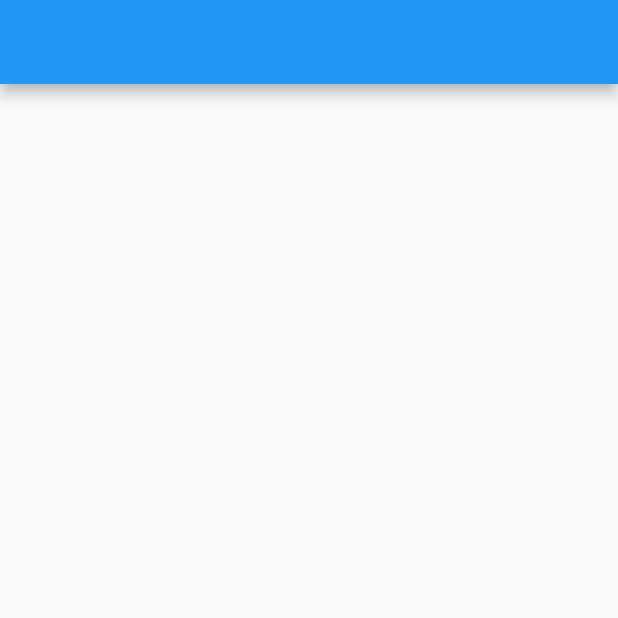
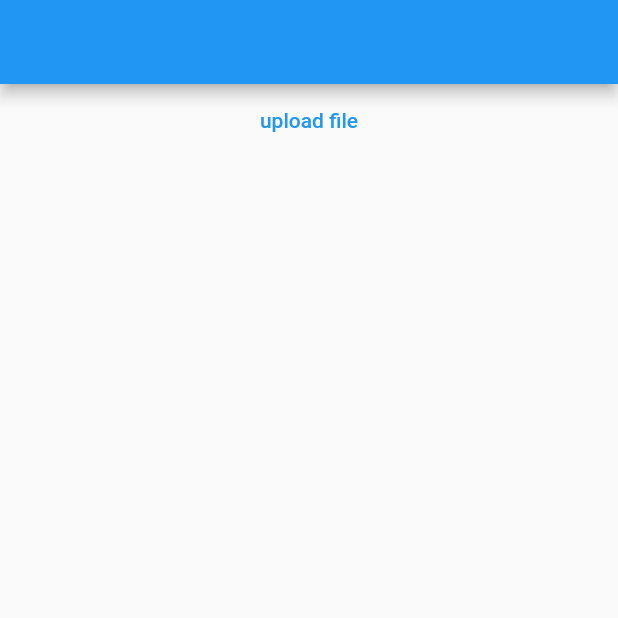
Before and after one commit to ahmedfikry24/upload_file_with_Http_example, a Flutter app: the screen it shows after launch, on a phone screen of 412 x 824 dp, the top half of it. Run offline on Flutter 3.47's test engine with Material 2 defaults, Android fonts, the phone set to English and light mode, and no system bars; our stand-ins replace file_picker.

Commit message:
finish requset implementation

```diff
--- a/lib/home_screen.dart
+++ b/lib/home_screen.dart
@@ -1,4 +1,10 @@
+// ignore_for_file: depend_on_referenced_packages
+
+import 'dart:io';
+import 'package:http/http.dart' as http;
+import 'package:file_picker/file_picker.dart';
 import 'package:flutter/material.dart';
+import 'package:path/path.dart';
 
 class HomeScreen extends StatelessWidget {
   const HomeScreen({super.key});
@@ -7,6 +13,36 @@ class HomeScreen extends StatelessWidget {
   Widget build(BuildContext context) {
     return Scaffold(
       appBar: AppBar(),
+      body: Column(
+        children: [
+          Center(
+            child: TextButton(
+                onPressed: () {
+                  selectFile();
+                },
+                child: const Text('upload file')),
+          ),
+        ],
+      ),
     );
   }
 }
+
+selectFile() async {
+  FilePickerResult? file = await FilePicker.platform.pickFiles();
+  if (file?.files.single.path == null) return;
+  uploadFile(File(file!.files.single.path!));
+}
+
+uploadFile(File file) async {
+  var multipartRequest = http.MultipartRequest('POST', Uri.parse('url'));
+  var length = await file.length();
+  var stream = http.ByteStream(file.openRead());
+  var multipartFile =
+      http.MultipartFile('name', stream, length, filename: basename(file.path));
+  multipartRequest.files.add(multipartFile);
+  var response = await multipartRequest.send();
+  if (response.statusCode == 200) {
+    // TODO
+  }
+}
```
Also changed, not shown: pubspec.yaml (+4 -17 lines), pubspec.lock.
